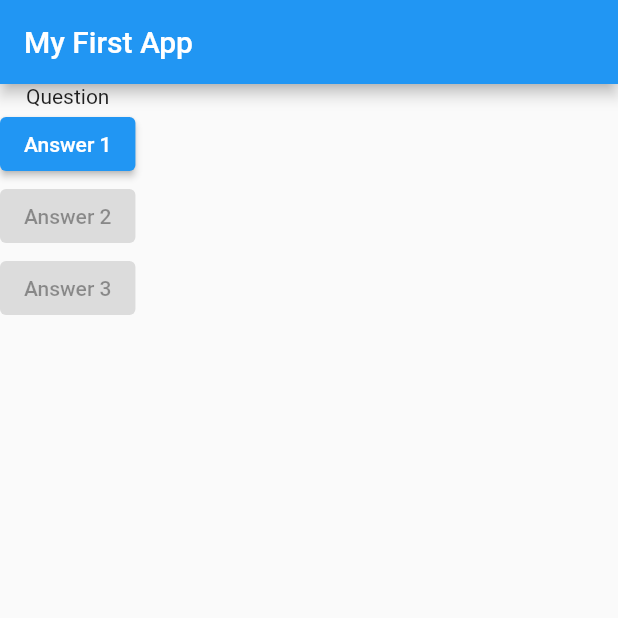
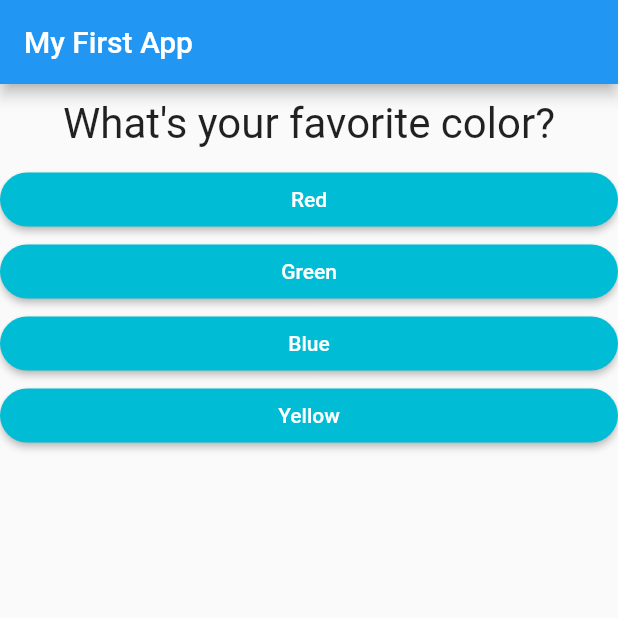
Before and after one commit to quocluong2001/Flutter_Project-1, a Flutter app: the screen it shows after launch, on a phone screen of 412 x 824 dp, the top half of it. Run offline on Flutter 3.47's test engine with Material 2 defaults, Android fonts, the phone set to English and light mode, and no system bars.

Commit message:
Module 2 Lesson 53

```diff
--- /dev/null
+++ b/project_1/lib/answer.dart
@@ -0,0 +1,30 @@
+import 'package:flutter/material.dart';
+
+class Answer extends StatelessWidget {
+  final String buttonText;
+  final VoidCallback selectHandler;
+
+  const Answer({this.buttonText = "", required VoidCallback onSelect, Key? key})
+      : selectHandler = onSelect,
+        super(key: key);
+
+  @override
+  Widget build(BuildContext context) {
+    return Container(
+      width: double.infinity,
+      child: ElevatedButton(
+        style: ElevatedButton.styleFrom(
+          primary: Colors.cyan,
+          elevation: 2,
+          shape: RoundedRectangleBorder(
+            borderRadius: BorderRadius.circular(20),
+          ),
+        ),
+        onPressed: selectHandler,
+        child: Text(
+          buttonText,
+        ),
+      ),
+    );
+  }
+}
--- a/project_1/lib/main.dart
+++ b/project_1/lib/main.dart
@@ -1,12 +1,100 @@
 import 'package:flutter/material.dart';
 
+import './quiz.dart';
+import './result.dart';
+
 void main() {
-  runApp(MyApp());
+  runApp(const MyApp());
 }
 
-class MyApp extends StatelessWidget {
-  void answerButtonHandler() {
-    print("You've chosen this answer!");
+class MyApp extends StatefulWidget {
+  const MyApp({Key? key}) : super(key: key);
+
+  @override
+  State<StatefulWidget> createState() {
+    return _MyAppState();
+  }
+}
+
+class _MyAppState extends State<MyApp> {
+  final _questions = const <Map<String, dynamic>>[
+    {
+      "question": "What's your favorite color?",
+      "answers": [
+        {
+          "text": "Red",
+          "score": 10,
+        },
+        {
+          "text": "Green",
+          "score": 5,
+        },
+        {
+          "text": "Blue",
+          "score": 3,
+        },
+        {
+          "text": "Yellow",
+          "score": 1,
+        },
+      ],
+    },
+    {
+      "question": "What's your favorite animal?",
+      "answers": [
+        {
+          "text": "Lion",
+          "score": 10,
+        },
+        {
+          "text": "Elephant",
+          "score": 5,
+        },
+        {
+          "text": "Dog",
+          "score": 3,
+        },
+        {
+          "text": "Cat",
+          "score": 1,
+        },
+      ],
+    },
+    {
+      "question": "What's your favorite instructor?",
+      "answers": [
+        {
+          "text": "Max",
+          "score": 10,
+        },
+        {
+          "text": "Max",
+          "score": 5,
+        },
+        {
+          "text": "Max",
+          "score": 3,
+        },
+        {
+          "text": "Max",
+          "score": 1,
+        },
+      ],
+    },
+  ];
+  int _questionIndex = 0;
+  int _totalScore = 0;
+
+  void _answerButtonHandler(int score) {
+    _totalScore += score;
+
+    print(_totalScore);
+
+    if (_questionIndex < _questions.length) {
+      setState(() {
+        ++_questionIndex;
+      });
+    }
   }
 
   @override
@@ -14,25 +102,17 @@ class MyApp extends StatelessWidget {
     return MaterialApp(
       home: Scaffold(
         appBar: AppBar(
-          title: Text("My First App"),
+          title: const Text("My First App"),
         ),
-        body: Column(
-          children: [
-            Text("Question"),
-            ElevatedButton(
-              onPressed: answerButtonHandler,
-              child: Text("Answer 1"),
-            ),
-            ElevatedButton(
-              onPressed: null,
-              child: Text("Answer 2"),
-            ),
-            ElevatedButton(
-              onPressed: null,
-              child: Text("Answer 3"),
-            ),
-          ],
-        ),
+        body: (_questionIndex < _questions.length)
+            ? Quiz(
+                questions: _questions,
+                questionIndex: _questionIndex,
+                answerButtonHandler: _answerButtonHandler,
+              )
+            : Result(
+                totalScore: _totalScore,
+              ),
       ),
     );
   }
--- /dev/null
+++ b/project_1/lib/question.dart
@@ -0,0 +1,27 @@
+import 'package:flutter/material.dart';
+
+class Question extends StatelessWidget {
+  final String _question;
+
+  const Question({required String question, Key? key})
+      : _question = question,
+        super(key: key);
+
+  @override
+  Widget build(BuildContext context) {
+    return Container(
+      width: double.infinity,
+      margin: const EdgeInsets.only(
+        top: 10,
+        bottom: 10,
+      ),
+      child: Text(
+        _question,
+        textAlign: TextAlign.center,
+        style: const TextStyle(
+          fontSize: 28,
+        ),
+      ),
+    );
+  }
+}
--- /dev/null
+++ b/project_1/lib/quiz.dart
@@ -0,0 +1,38 @@
+import 'package:flutter/material.dart';
+
+import './question.dart';
+import './answer.dart';
+
+class Quiz extends StatelessWidget {
+  final List<Map<String, dynamic>> _questions;
+  final int _questionIndex;
+  final void Function(int) _answerButtonHandler;
+
+  const Quiz({
+    Key? key,
+    required List<Map<String, dynamic>> questions,
+    required int questionIndex,
+    required void Function(int) answerButtonHandler,
+  })  : _questions = questions,
+        _questionIndex = questionIndex,
+        _answerButtonHandler = answerButtonHandler,
+        super(key: key);
+
+  @override
+  Widget build(BuildContext context) {
+    return Column(
+      children: [
+        Question(
+          question: _questions[_questionIndex]["question"],
+        ),
+        ...(_questions[_questionIndex]["answers"] as List<Map<String, dynamic>>)
+            .map((answer) {
+          return Answer(
+            onSelect: () => _answerButtonHandler(answer["score"]),
+            buttonText: answer["text"],
+          );
+        }).toList()
+      ],
+    );
+  }
+}
--- /dev/null
+++ b/project_1/lib/result.dart
@@ -0,0 +1,34 @@
+import 'package:flutter/material.dart';
+
+class Result extends StatelessWidget {
+  final int _totalScore;
+
+  const Result({Key? key, required int totalScore})
+      : _totalScore = totalScore,
+        super(key: key);
+
+  String get resultText {
+    if (_totalScore <= 8) {
+      return "You're awesome!";
+    } else if (_totalScore <= 12) {
+      return "Pretty likeable";
+    } else if (_totalScore <= 16) {
+      return "Hmm...strange!";
+    }
+    return "You're kinda bad!";
+  }
+
+  @override
+  Widget build(BuildContext context) {
+    return Center(
+      child: Text(
+        resultText,
+        style: const TextStyle(
+          fontSize: 38,
+          fontWeight: FontWeight.bold,
+        ),
+        textAlign: TextAlign.center,
+      ),
+    );
+  }
+}
```
Also changed, not shown: 1 other file.
